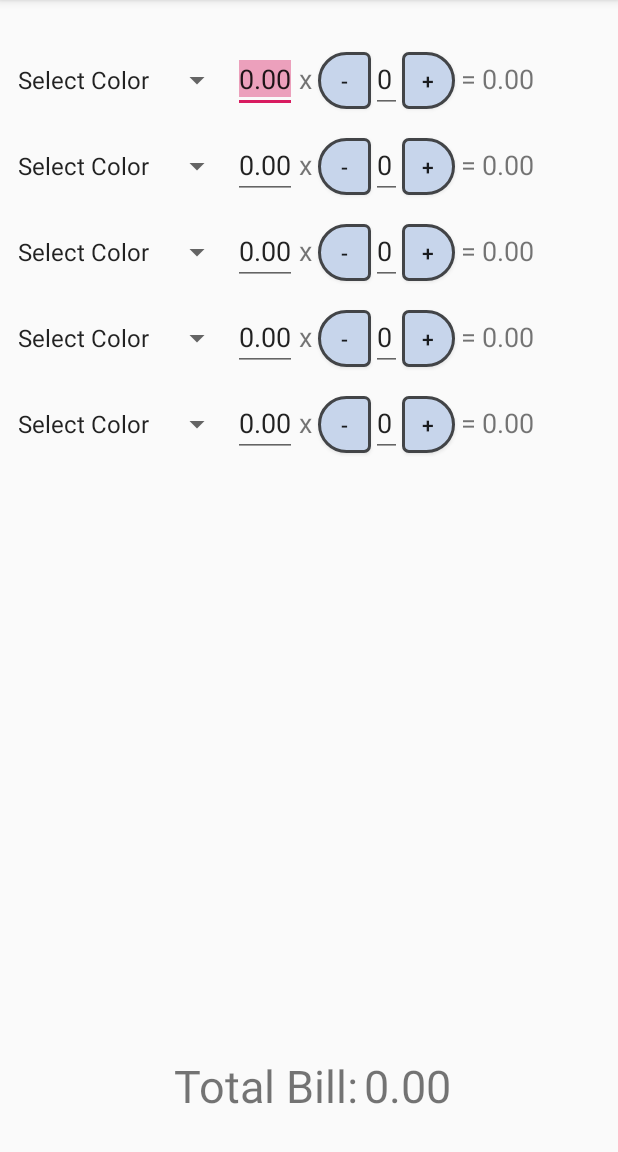
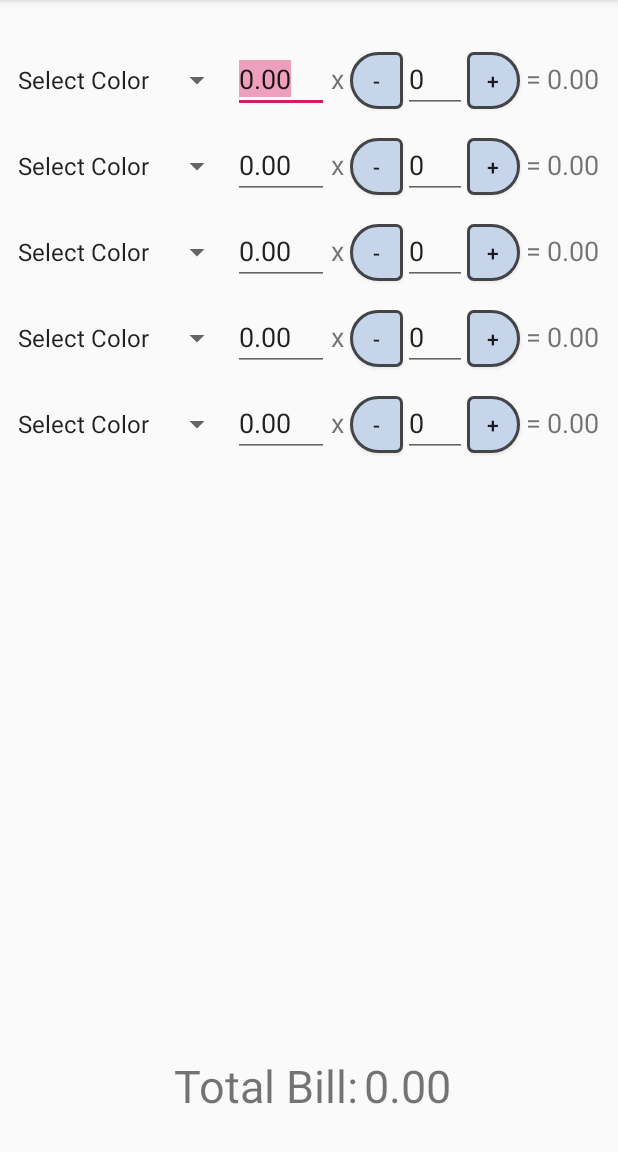
Before and after one commit to LJGladic/SushiPlateBillCalculator, an Android app: the screen it shows after launch (MainActivity), on a phone screen of 412 x 824 dp, the part 84-1236 px from its top. Run offline under Robolectric (Android 15) with nearby library versions, the phone set to English and light mode, and no system bars.

Commit message:
Determined and set the minimum lengths of the EditTexts in each of the rows

```diff
--- a/app/src/main/res/layout/activity_main.xml
+++ b/app/src/main/res/layout/activity_main.xml
@@ -68,6 +68,7 @@
                 android:importantForAutofill="no"
                 android:inputType="numberDecimal"
                 android:maxLength="@integer/price_max_length"
+                android:minEms="@integer/price_min_ems"
                 android:selectAllOnFocus="true"
                 android:singleLine="true"
                 android:text="@string/start_plate_cost"
@@ -100,6 +101,7 @@
                 android:importantForAutofill="no"
                 android:inputType="number"
                 android:maxLength="@integer/plate_max_length"
+                android:minEms="@integer/plate_min_ems"
                 android:selectAllOnFocus="true"
                 android:singleLine="true"
                 android:text="@string/num_plates_start"
@@ -156,6 +158,7 @@
                 android:importantForAutofill="no"
                 android:inputType="numberDecimal"
                 android:maxLength="@integer/price_max_length"
+                android:minEms="@integer/price_min_ems"
                 android:selectAllOnFocus="true"
                 android:singleLine="true"
                 android:text="@string/start_plate_cost"
@@ -188,6 +191,7 @@
                 android:importantForAutofill="no"
                 android:inputType="number"
                 android:maxLength="@integer/plate_max_length"
+                android:minEms="@integer/plate_min_ems"
                 android:selectAllOnFocus="true"
                 android:singleLine="true"
                 android:text="@string/num_plates_start"
@@ -244,6 +248,7 @@
                 android:importantForAutofill="no"
                 android:inputType="numberDecimal"
                 android:maxLength="@integer/price_max_length"
+                android:minEms="@integer/price_min_ems"
                 android:selectAllOnFocus="true"
                 android:singleLine="true"
                 android:text="@string/start_plate_cost"
@@ -276,6 +281,7 @@
                 android:importantForAutofill="no"
                 android:inputType="number"
                 android:maxLength="@integer/plate_max_length"
+                android:minEms="@integer/plate_min_ems"
                 android:selectAllOnFocus="true"
                 android:singleLine="true"
                 android:text="@string/num_plates_start"
@@ -332,6 +338,7 @@
                 android:importantForAutofill="no"
                 android:inputType="numberDecimal"
                 android:maxLength="@integer/price_max_length"
+                android:minEms="@integer/price_min_ems"
                 android:selectAllOnFocus="true"
                 android:singleLine="true"
                 android:text="@string/start_plate_cost"
@@ -364,6 +371,7 @@
                 android:importantForAutofill="no"
                 android:inputType="number"
                 android:maxLength="@integer/plate_max_length"
+                android:minEms="@integer/plate_min_ems"
                 android:selectAllOnFocus="true"
                 android:singleLine="true"
                 android:text="@string/num_plates_start"
@@ -420,6 +428,7 @@
                 android:importantForAutofill="no"
                 android:inputType="numberDecimal"
                 android:maxLength="@integer/price_max_length"
+                android:minEms="@integer/price_min_ems"
                 android:selectAllOnFocus="true"
                 android:singleLine="true"
                 android:text="@string/start_plate_cost"
@@ -452,6 +461,7 @@
                 android:importantForAutofill="no"
                 android:inputType="number"
                 android:maxLength="@integer/plate_max_length"
+                android:minEms="@integer/plate_min_ems"
                 android:selectAllOnFocus="true"
                 android:singleLine="true"
                 android:text="@string/num_plates_start"
--- a/app/src/main/res/values/dimensions.xml
+++ b/app/src/main/res/values/dimensions.xml
@@ -10,5 +10,7 @@
     <dimen name="equals_start_padding">4dp</dimen>
     <dimen name="equals_end_padding">4dp</dimen>
     <integer name="price_max_length">5</integer>
+    <integer name="price_min_ems">3</integer>
     <integer name="plate_max_length">3</integer>
+    <integer name="plate_min_ems">2</integer>
 </resources>
```
